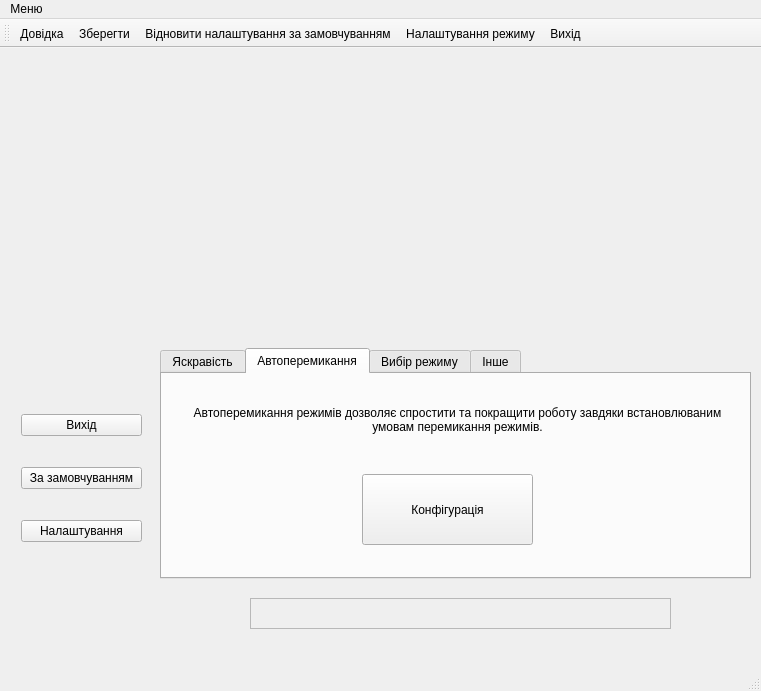
Above: mainwindow.ui from YukihiroSM/Power before the change. Below: the same form after it.
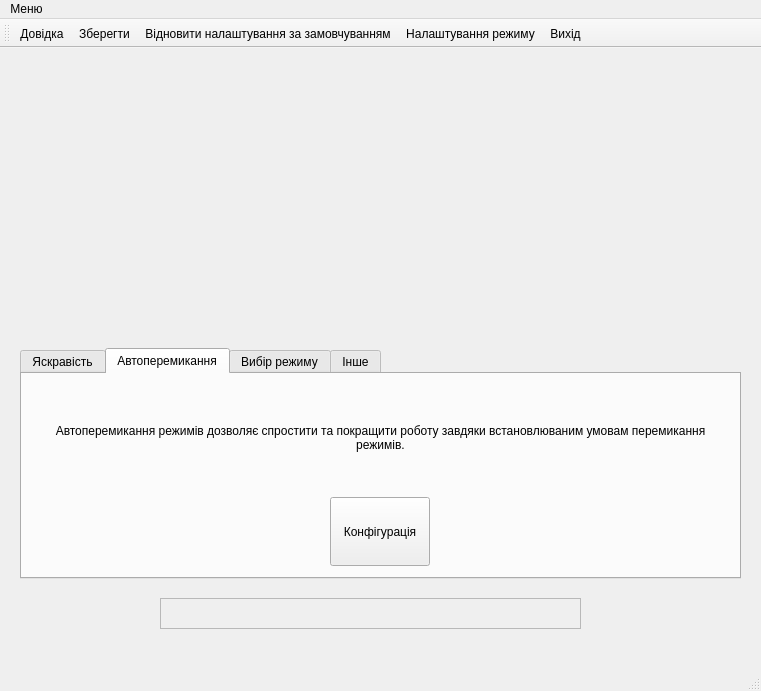
That is the form after the change. The open tabs and pages were chosen to show the change. Icons and pictures are not drawn.

What changed in the file:
```diff
--- a/mainwindow.ui
+++ b/mainwindow.ui
@@ -101,9 +101,9 @@
    <widget class="QTabWidget" name="tabWidget">
     <property name="geometry">
      <rect>
-      <x>160</x>
+      <x>20</x>
       <y>300</y>
-      <width>591</width>
+      <width>721</width>
       <height>231</height>
      </rect>
     </property>
@@ -257,55 +257,44 @@
      <attribute name="title">
       <string>Автоперемикання</string>
      </attribute>
-     <widget class="QPushButton" name="pushButton_6">
-      <property name="geometry">
-       <rect>
-        <x>200</x>
-        <y>100</y>
-        <width>171</width>
-        <height>71</height>
-       </rect>
-      </property>
-      <property name="text">
-       <string>Конфігурація</string>
-      </property>
-      <property name="icon">
-       <iconset resource="resources.qrc">
-        <normaloff>:/img/web-settings.png</normaloff>:/img/web-settings.png</iconset>
-      </property>
-     </widget>
-     <widget class="QLabel" name="label_3">
-      <property name="geometry">
-       <rect>
-        <x>10</x>
-        <y>0</y>
-        <width>571</width>
-        <height>91</height>
-       </rect>
-      </property>
-      <property name="text">
-       <string>Автоперемикання режимів дозволяє спростити та покращити роботу завдяки встановлюваним умовам перемикання режимів.</string>
-      </property>
-      <property name="alignment">
-       <set>Qt::AlignCenter</set>
-      </property>
-      <property name="wordWrap">
-       <bool>true</bool>
-      </property>
-     </widget>
-     <widget class="QLabel" name="label_7">
-      <property name="geometry">
-       <rect>
-        <x>677</x>
-        <y>9</y>
-        <width>16</width>
-        <height>19</height>
-       </rect>
-      </property>
-      <property name="text">
-       <string/>
-      </property>
-     </widget>
+     <layout class="QVBoxLayout" name="verticalLayout">
+      <item>
+       <widget class="QLabel" name="label_3">
+        <property name="text">
+         <string>Автоперемикання режимів дозволяє спростити та покращити роботу завдяки встановлюваним умовам перемикання режимів.</string>
+        </property>
+        <property name="alignment">
+         <set>Qt::AlignCenter</set>
+        </property>
+        <property name="wordWrap">
+         <bool>true</bool>
+        </property>
+       </widget>
+      </item>
+      <item alignment="Qt::AlignHCenter">
+       <widget class="QPushButton" name="pushButton_6">
+        <property name="sizePolicy">
+         <sizepolicy hsizetype="Fixed" vsizetype="Fixed">
+          <horstretch>0</horstretch>
+          <verstretch>0</verstretch>
+         </sizepolicy>
+        </property>
+        <property name="minimumSize">
+         <size>
+          <width>100</width>
+          <height>69</height>
+         </size>
+        </property>
+        <property name="text">
+         <string>Конфігурація</string>
+        </property>
+        <property name="icon">
+         <iconset resource="resources.qrc">
+          <normaloff>:/img/web-settings.png</normaloff>:/img/web-settings.png</iconset>
+        </property>
+       </widget>
+      </item>
+     </layout>
     </widget>
     <widget class="QWidget" name="tab_3">
      <attribute name="icon">
@@ -725,7 +714,7 @@
    <widget class="QLabel" name="label_9">
     <property name="geometry">
      <rect>
-      <x>250</x>
+      <x>160</x>
       <y>550</y>
       <width>421</width>
       <height>31</height>
@@ -756,45 +745,6 @@
      <number>-1</number>
     </property>
    </widget>
-   <widget class="QWidget" name="">
-    <property name="geometry">
-     <rect>
-      <x>10</x>
-      <y>330</y>
-      <width>143</width>
-      <height>201</height>
-     </rect>
-    </property>
-    <layout class="QVBoxLayout" name="verticalLayout">
-     <item>
-      <widget class="QPushButton" name="pushButton_2">
-       <property name="text">
-        <string>Вихід</string>
-       </property>
-      </widget>
-     </item>
-     <item>
-      <widget class="QPushButton" name="pushButton_3">
-       <property name="minimumSize">
-        <size>
-         <width>0</width>
-         <height>20</height>
-        </size>
-       </property>
-       <property name="text">
-        <string>За замовчуванням</string>
-       </property>
-      </widget>
-     </item>
-     <item>
-      <widget class="QPushButton" name="pushButton_4">
-       <property name="text">
-        <string>Налаштування</string>
-       </property>
-      </widget>
-     </item>
-    </layout>
-   </widget>
    <zorder>tabWidget</zorder>
    <zorder>horizontalLayoutWidget</zorder>
    <zorder>label_9</zorder>
```
Left out of the diff: 93 changed lines with no effect on the pictures.
